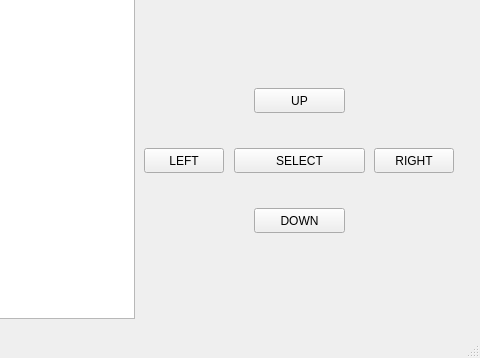
Before: the Qt Designer form 3004ProjTest/mainwindow.ui in Nguyen-HanhNong/3004TermProject, drawn with Qt 5; both pictures show x 826 to 1306 and y 202 to 560 of the 1306 by 560 pixel window.
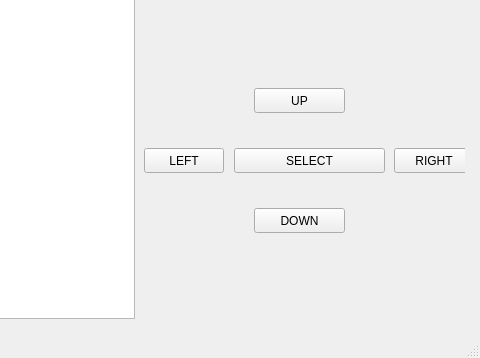
After: the same form once the commit is applied. Custom widgets are drawn as their Qt base class.

Commit message: increased select button size

The edit to the form file:
```diff
--- a/3004ProjTest/mainwindow.ui
+++ b/3004ProjTest/mainwindow.ui
@@ -341,7 +341,7 @@
     <widget class="QPushButton" name="rightButton">
      <property name="geometry">
       <rect>
-       <x>240</x>
+       <x>260</x>
        <y>90</y>
        <width>80</width>
        <height>25</height>
@@ -370,7 +370,7 @@
      <rect>
       <x>1060</x>
       <y>350</y>
-      <width>131</width>
+      <width>151</width>
       <height>25</height>
      </rect>
     </property>
```
